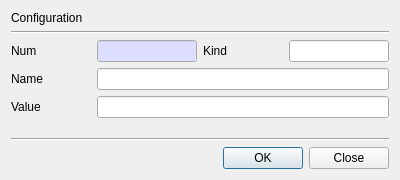
Old version of the form CertMan/config_dlg.ui in the repository jykim74/CertMan.
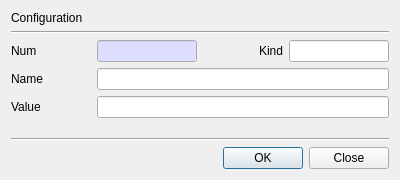
New version of the form.

What changed in the file:
```diff
--- a/CertMan/config_dlg.ui
+++ b/CertMan/config_dlg.ui
@@ -70,6 +70,9 @@
        <property name="text">
         <string>Kind</string>
        </property>
+       <property name="alignment">
+        <set>Qt::AlignRight|Qt::AlignTrailing|Qt::AlignVCenter</set>
+       </property>
       </widget>
      </item>
      <item row="0" column="1">
```
Left out of the diff: 12 changed lines with no effect on the pictures.
